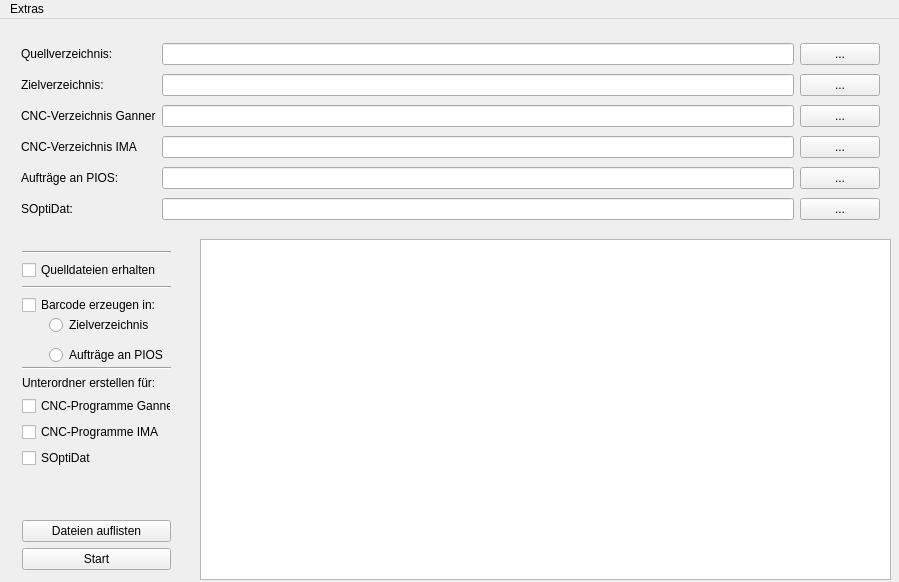
Old version of the form mainwindow.ui in the repository TischlerWilly/barcode_to_csv.
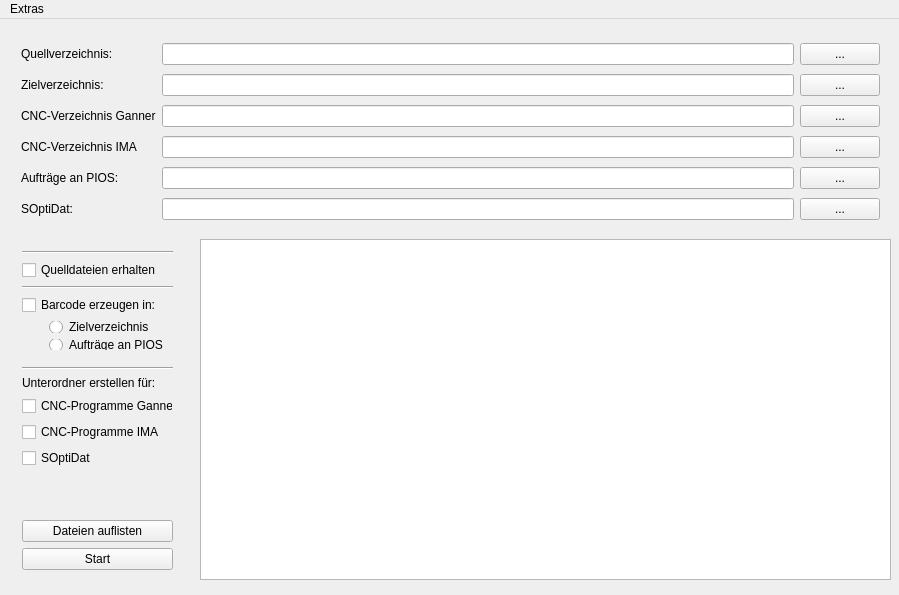
New version of the form.

What changed in the file:
```diff
--- a/mainwindow.ui
+++ b/mainwindow.ui
@@ -7,7 +7,7 @@
     <x>0</x>
     <y>0</y>
     <width>899</width>
-    <height>582</height>
+    <height>595</height>
    </rect>
   </property>
   <property name="windowTitle">
@@ -149,7 +149,7 @@
      <rect>
       <x>11</x>
       <y>221</y>
-      <width>171</width>
+      <width>173</width>
       <height>341</height>
      </rect>
     </property>
@@ -266,9 +266,9 @@
     <property name="geometry">
      <rect>
       <x>38</x>
-      <y>281</y>
+      <y>291</y>
       <width>161</width>
-      <height>81</height>
+      <height>51</height>
      </rect>
     </property>
     <layout class="QVBoxLayout" name="verticalLayout_2">
```
Left out of the diff: 2 changed lines with no effect on the pictures.
